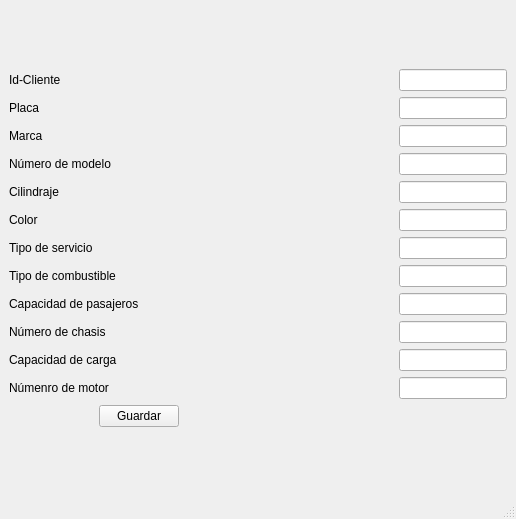
Before: the Qt Designer form Agregarvehiculo.ui in ValentinaColmenares/Proyecto_Concesionario, drawn with Qt 5.
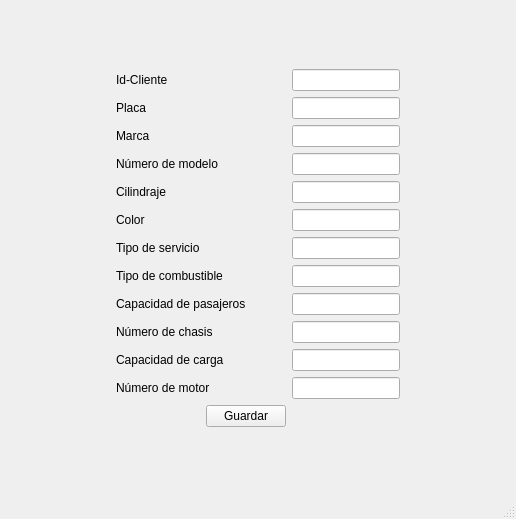
After: the same form once the commit is applied.

The edit to the form file:
```diff
--- a/Agregarvehiculo.ui
+++ b/Agregarvehiculo.ui
@@ -33,31 +33,6 @@
         </property>
        </widget>
       </item>
-      <item row="12" column="1" colspan="2">
-       <widget class="QPushButton" name="bguardar">
-        <property name="enabled">
-         <bool>true</bool>
-        </property>
-        <property name="sizePolicy">
-         <sizepolicy hsizetype="Fixed" vsizetype="Fixed">
-          <horstretch>0</horstretch>
-          <verstretch>0</verstretch>
-         </sizepolicy>
-        </property>
-        <property name="text">
-         <string>Guardar</string>
-        </property>
-        <property name="autoDefault">
-         <bool>false</bool>
-        </property>
-        <property name="default">
-         <bool>false</bool>
-        </property>
-        <property name="flat">
-         <bool>false</bool>
-        </property>
-       </widget>
-      </item>
       <item row="1" column="0">
        <widget class="QLabel" name="lbplaca">
         <property name="sizePolicy">
@@ -294,7 +269,7 @@
          </sizepolicy>
         </property>
         <property name="text">
-         <string>Númenro de motor</string>
+         <string>Número de motor</string>
         </property>
        </widget>
       </item>
@@ -363,6 +338,31 @@
         </property>
        </widget>
       </item>
+      <item row="12" column="1">
+       <widget class="QPushButton" name="bguardar">
+        <property name="enabled">
+         <bool>true</bool>
+        </property>
+        <property name="sizePolicy">
+         <sizepolicy hsizetype="Fixed" vsizetype="Fixed">
+          <horstretch>0</horstretch>
+          <verstretch>0</verstretch>
+         </sizepolicy>
+        </property>
+        <property name="text">
+         <string>Guardar</string>
+        </property>
+        <property name="autoDefault">
+         <bool>false</bool>
+        </property>
+        <property name="default">
+         <bool>false</bool>
+        </property>
+        <property name="flat">
+         <bool>false</bool>
+        </property>
+       </widget>
+      </item>
      </layout>
     </item>
    </layout>
```
Left out of the diff: 15 changed lines with no effect on the pictures.
